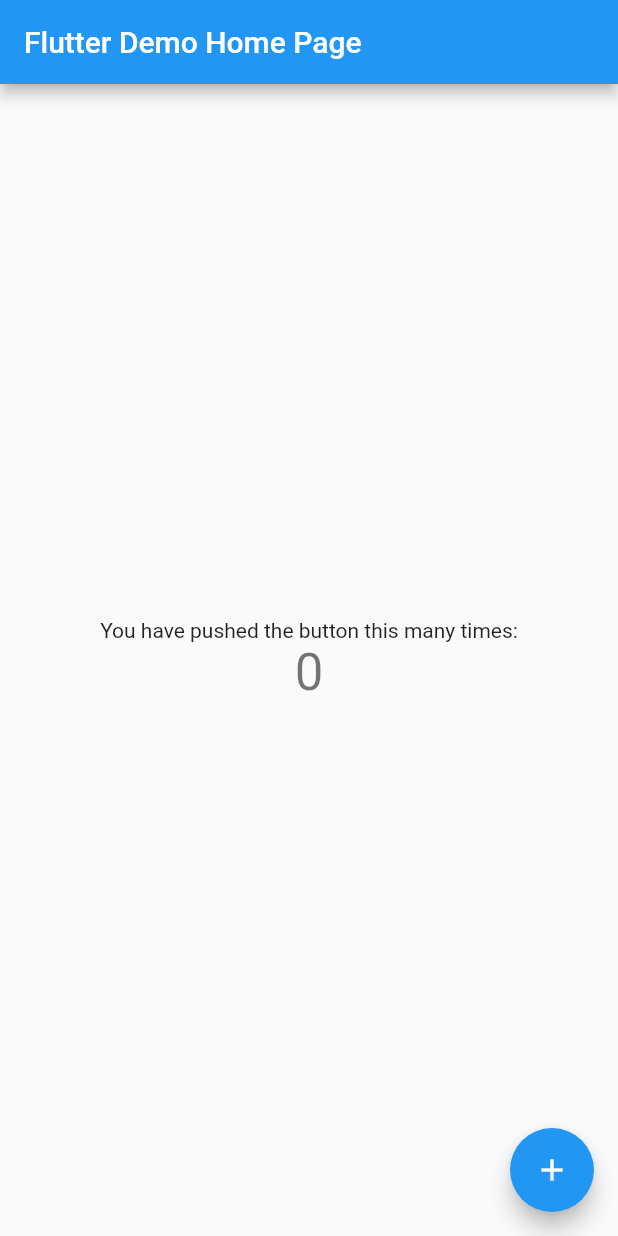
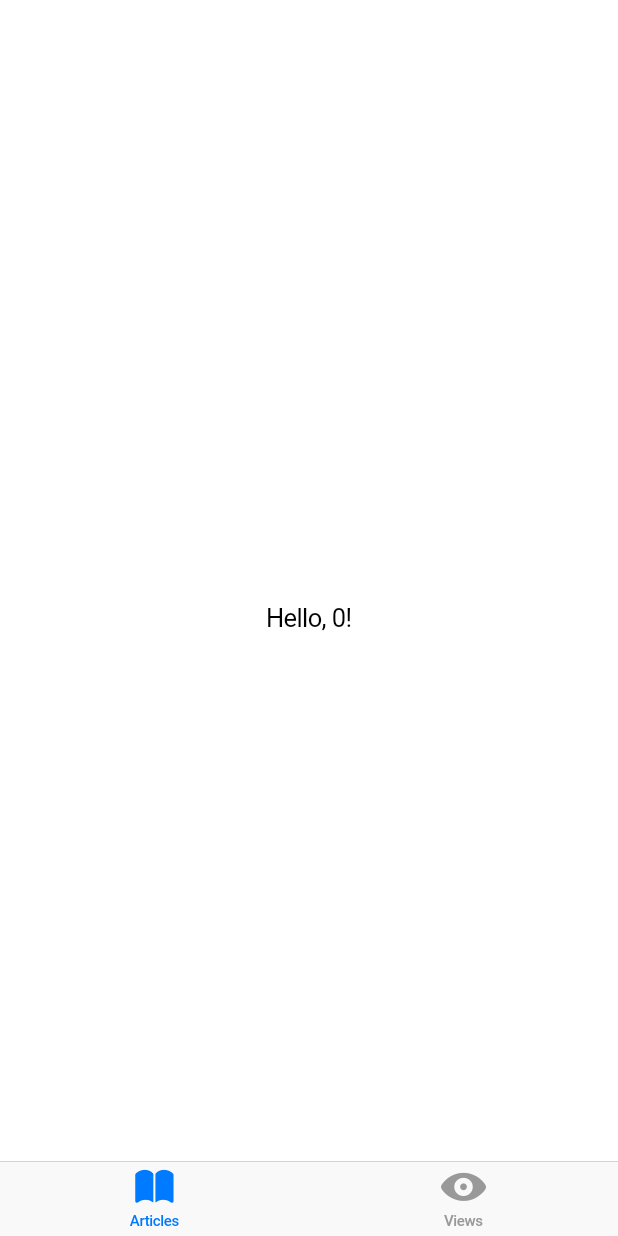
Before and after one commit to JerryGQian/PocDoc, a Flutter app: the screen it shows after launch, on a phone screen of 412 x 824 dp. Run offline on Flutter 3.47's test engine with Material 2 defaults, Android fonts, the phone set to English and light mode, and no system bars.

Commit message:
cupertino nav bar

```diff
--- a/lib/main.dart
+++ b/lib/main.dart
@@ -1,111 +1,59 @@
-import 'package:flutter/material.dart';
+import 'package:flutter/cupertino.dart';
+import 'login.dart';
+import 'chat.dart';
+
 
 void main() => runApp(MyApp());
 
 class MyApp extends StatelessWidget {
-  // This widget is the root of your application.
+  // This widget is the root of your applicati6on.
   @override
   Widget build(BuildContext context) {
-    return MaterialApp(
-      title: 'Flutter Demo',
-      theme: ThemeData(
-        // This is the theme of your application.
-        //
-        // Try running your application with "flutter run". You'll see the
-        // application has a blue toolbar. Then, without quitting the app, try
-        // changing the primarySwatch below to Colors.green and then invoke
-        // "hot reload" (press "r" in the console where you ran "flutter run",
-        // or simply save your changes to "hot reload" in a Flutter IDE).
-        // Notice that the counter didn't reset back to zero; the application
-        // is not restarted.
-        primarySwatch: Colors.blue,
+    return CupertinoApp(
+      theme: CupertinoThemeData(
+        textTheme: CupertinoTextThemeData(
+          navLargeTitleTextStyle: TextStyle(
+            fontWeight: FontWeight.bold,
+            fontSize: 70.0,
+            color: CupertinoColors.activeBlue,
+          )
+        )
       ),
-      home: MyHomePage(title: 'Flutter Demo Home Page'),
+      home: HomeScreen(),
     );
   }
 }
 
-class MyHomePage extends StatefulWidget {
-  MyHomePage({Key key, this.title}) : super(key: key);
-
-  // This widget is the home page of your application. It is stateful, meaning
-  // that it has a State object (defined below) that contains fields that affect
-  // how it looks.
-
-  // This class is the configuration for the state. It holds the values (in this
-  // case the title) provided by the parent (in this case the App widget) and
-  // used by the build method of the State. Fields in a Widget subclass are
-  // always marked "final".
-
-  final String title;
-
+class HomeScreen extends StatelessWidget {
   @override
-  _MyHomePageState createState() => _MyHomePageState();
-}
-
-class _MyHomePageState extends State<MyHomePage> {
-  int _counter = 0;
-
-  void _incrementCounter() {
-    setState(() {
-      // This call to setState tells the Flutter framework that something has
-      // changed in this State, which causes it to rerun the build method below
-      // so that the display can reflect the updated values. If we changed
-      // _counter without calling setState(), then the build method would not be
-      // called again, and so nothing would appear to happen.
-      _counter++;
-    });
+  Widget build(BuildContext context) {
+    return CupertinoTabScaffold(
+      tabBar: CupertinoTabBar(
+        items: [
+          BottomNavigationBarItem(
+            icon: Icon(CupertinoIcons.book_solid),
+            title: Text('Articles'),
+          ),
+          BottomNavigationBarItem(
+            icon: Icon(CupertinoIcons.eye_solid),
+            title: Text('Views'),
+          ),
+        ]
+      ),
+      tabBuilder: (context, i) {
+        return Center(
+          child: Text('Hello, $i!'),
+        );
+      }
+    );
   }
 
-  @override
-  Widget build(BuildContext context) {
-    // This method is rerun every time setState is called, for instance as done
-    // by the _incrementCounter method above.
-    //
-    // The Flutter framework has been optimized to make rerunning build methods
-    // fast, so that you can just rebuild anything that needs updating rather
-    // than having to individually change instances of widgets.
-    return Scaffold(
-      appBar: AppBar(
-        // Here we take the value from the MyHomePage object that was created by
-        // the App.build method, and use it to set our appbar title.
-        title: Text(widget.title),
-      ),
-      body: Center(
-        // Center is a layout widget. It takes a single child and positions it
-        // in the middle of the parent.
-        child: Column(
-          // Column is also layout widget. It takes a list of children and
-          // arranges them vertically. By default, it sizes itself to fit its
-          // children horizontally, and tries to be as tall as its parent.
-          //
-          // Invoke "debug painting" (press "p" in the console, choose the
-          // "Toggle Debug Paint" action from the Flutter Inspector in Android
-          // Studio, or the "Toggle Debug Paint" command in Visual Studio Code)
-          // to see the wireframe for each widget.
-          //
-          // Column has various properties to control how it sizes itself and
-          // how it positions its children. Here we use mainAxisAlignment to
-          // center the children vertically; the main axis here is the vertical
-          // axis because Columns are vertical (the cross axis would be
-          // horizontal).
-          mainAxisAlignment: MainAxisAlignment.center,
-          children: <Widget>[
-            Text(
-              'You have pushed the button this many times:',
-            ),
-            Text(
-              '$_counter',
-              style: Theme.of(context).textTheme.display1,
-            ),
-          ],
-        ),
-      ),
-      floatingActionButton: FloatingActionButton(
-        onPressed: _incrementCounter,
-        tooltip: 'Increment',
-        child: Icon(Icons.add),
-      ), // This trailing comma makes auto-formatting nicer for build methods.
+  /*
+  return CupertinoPageScaffold(
+      child: Center(
+        child: Text('Hello world',
+        style: CupertinoTheme.of(context).textTheme.navLargeTitleTextStyle),
+      )
     );
-  }
+   */
 }
```
Also changed, not shown: lib/chat.dart (added), lib/login.dart (added).
